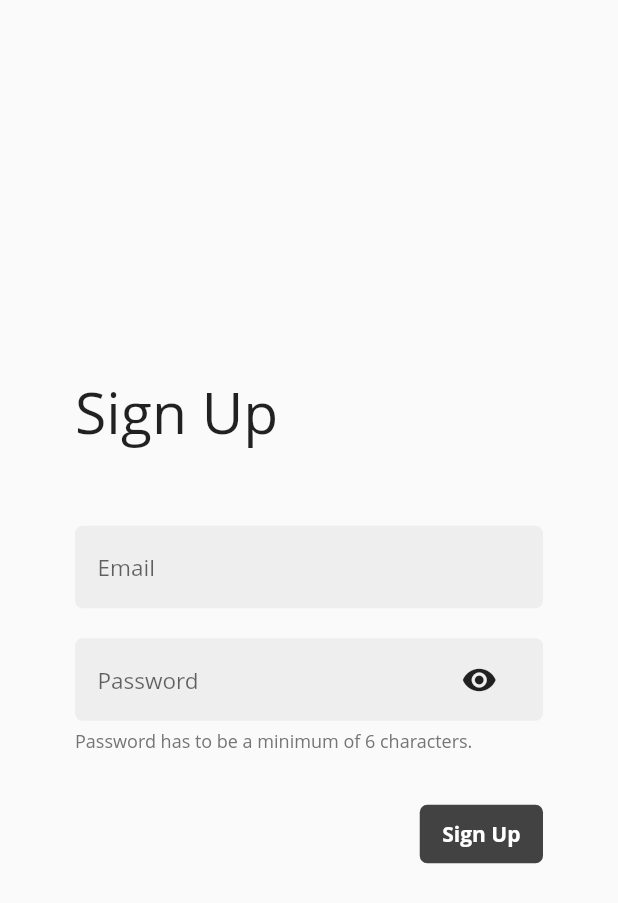
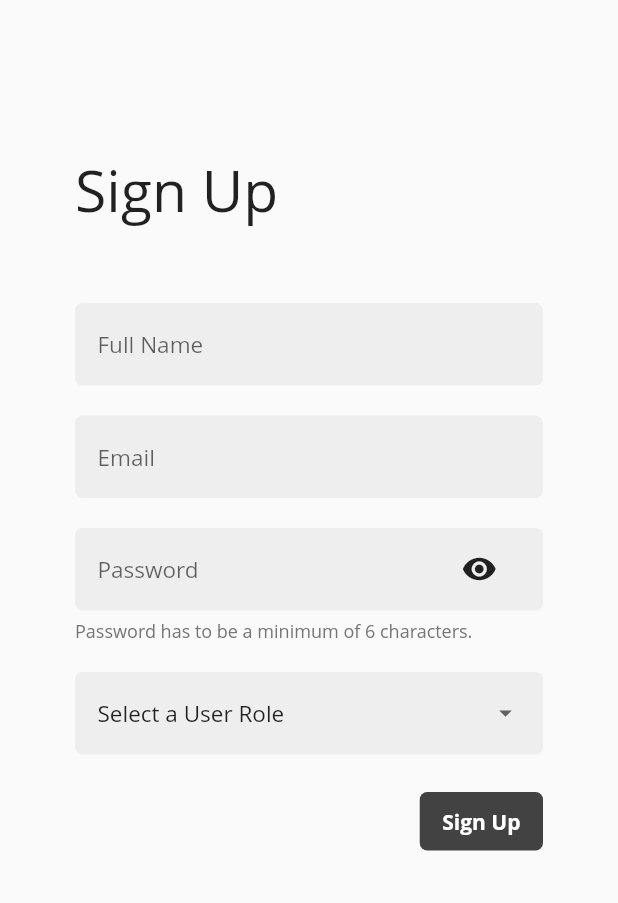
Before and after one commit to Shree-hari/flutter_auth, a Flutter app: the SignUpView screen opened directly, on a phone screen of 412 x 824 dp. Shown: the top 903 px of the screen. Run offline on Flutter 3.47's test engine with Material 2 defaults, Android fonts, the light colour scheme and no system bars; our stand-ins replace cloud_firestore, firebase_auth, get_it, provider_architecture; accounts and stored records are empty; network calls fail; Roboto replaces fonts that are missing (Open Sans).

Commit message:
setting up user profile and startup logic implemented

```diff
--- a/lib/locator.dart
+++ b/lib/locator.dart
@@ -2,6 +2,7 @@ import 'package:get_it/get_it.dart';
 import 'package:flutterapps/services/navigation_service.dart';
 import 'package:flutterapps/services/dialog_service.dart';
 import 'services/authentication_service.dart';
+import 'services/firestore_service.dart';
 
 GetIt locator = GetIt.instance;
 
@@ -9,4 +10,5 @@ void setupLocator() {
   locator.registerLazySingleton(() => NavigationService());
   locator.registerLazySingleton(() => DialogService());
   locator.registerLazySingleton(() => AuthenticationService());
+  locator.registerLazySingleton(() => FirestoreService());
 }
--- a/lib/main.dart
+++ b/lib/main.dart
@@ -3,6 +3,7 @@ import 'package:flutter/material.dart';
 import 'package:flutterapps/services/navigation_service.dart';
 import 'package:flutterapps/services/dialog_service.dart';
 import 'package:flutterapps/ui/views/login_view.dart';
+import 'package:flutterapps/ui/views/startup_view.dart';
 import 'managers/dialog_manager.dart';
 import 'ui/router.dart';
 import 'locator.dart';
@@ -32,7 +33,7 @@ class MyApp extends StatelessWidget {
               fontFamily: 'Open Sans',
             ),
       ),
-      home: LoginView(),
+      home: StartUpView(),
       onGenerateRoute: generateRoute,
     );
   }
--- /dev/null
+++ b/lib/models/user.dart
@@ -0,0 +1,23 @@
+class User {
+  final String id;
+  final String fullName;
+  final String email;
+  final String userRole;
+
+  User({this.id, this.fullName, this.email, this.userRole});
+
+  User.fromData(Map<String, dynamic> data)
+      : id = data['id'],
+        fullName = data['fullName'],
+        email = data['email'],
+        userRole = data['userRole'];
+
+  Map<String, dynamic> toJson() {
+    return {
+      'id': id,
+      'fullName': fullName,
+      'email': email,
+      'userRole': userRole,
+    };
+  }
+}
--- a/lib/services/authentication_service.dart
+++ b/lib/services/authentication_service.dart
@@ -1,18 +1,27 @@
 import 'package:flutter/foundation.dart';
 import 'package:firebase_auth/firebase_auth.dart';
+import 'firestore_service.dart';
+import 'package:flutterapps/locator.dart';
+import 'package:flutterapps/models/user.dart';
 
 
 class AuthenticationService{
 
   final FirebaseAuth _firebaseAuth = FirebaseAuth.instance;
 
+  final FirestoreService _firestoreService = locator<FirestoreService>();
+
+  User _currentUser;
+  User get currentUser => _currentUser;
+
   Future loginWithEmail({@required String email,@required String password})async {
     try {
-      var user = await _firebaseAuth.signInWithEmailAndPassword(
+      var authResult = await _firebaseAuth.signInWithEmailAndPassword(
         email: email,
         password: password,
       );
-      return user != null;
+      await _populateCurrentUser(authResult.user);
+      return authResult != null;
     } catch (e) {
       return e.message;
     }
@@ -21,15 +30,42 @@ class AuthenticationService{
   Future signUpWithEmail({
     @required String email,
     @required String password,
+    @required String fullName,
+    @required String role,
   }) async {
     try {
       var authResult = await _firebaseAuth.createUserWithEmailAndPassword(
         email: email,
         password: password,
       );
+
+      _currentUser = User(
+        id: authResult.user.uid,
+        email: email,
+        fullName: fullName,
+        userRole: role,
+      );
+
+      await  _firestoreService.createUser(_currentUser);
+
       return authResult.user != null;
     } catch (e) {
       return e.message;
     }
   }
+
+
+  Future<bool> isUserLoggedIn() async {
+    var user = await _firebaseAuth.currentUser();
+    await _populateCurrentUser(user);
+    return user != null;
+  }
+
+  Future _populateCurrentUser(FirebaseUser user) async {
+    if (user != null) {
+      _currentUser = await _firestoreService.getUser(user.uid);
+    }
+  }
+
+
 }
--- a/lib/ui/views/login_view.dart
+++ b/lib/ui/views/login_view.dart
@@ -5,6 +5,7 @@ import 'package:flutterapps/ui/widgets/text_link.dart';
 import 'package:flutter/material.dart';
 import 'package:provider_architecture/provider_architecture.dart';
 import 'package:flutterapps/viewmodels/login_view_model.dart';
+import 'package:flutterapps/services/navigation_service.dart';
 
 class LoginView extends StatelessWidget {
   final emailController = TextEditingController();
@@ -57,6 +58,7 @@ class LoginView extends StatelessWidget {
                   'Create an Account if you\'re new.',
                   onPressed: () {
                     // TODO: Handle navigation
+                    model.navigateToSignUp();
                   },
                 )
               ],
@@ -64,4 +66,7 @@ class LoginView extends StatelessWidget {
           )),
     );
   }
+
+
+
 }
--- a/lib/ui/views/signup_view.dart
+++ b/lib/ui/views/signup_view.dart
@@ -4,10 +4,12 @@ import 'package:flutterapps/ui/widgets/input_field.dart';
 import 'package:flutter/material.dart';
 import 'package:provider_architecture/provider_architecture.dart';
 import 'package:flutterapps/viewmodels/signup_view_model.dart';
+import 'package:flutterapps/ui/widgets/expansion_list.dart';
 
 class SignUpView extends StatelessWidget {
   final emailController = TextEditingController();
   final passwordController = TextEditingController();
+  final fullNameController = TextEditingController();
 
   @override
   Widget build(BuildContext context) {
@@ -16,6 +18,10 @@ class SignUpView extends StatelessWidget {
       builder: (context, model, child) => Scaffold(
         body: Padding(
           padding: const EdgeInsets.symmetric(horizontal: 50.0),
+          child: Padding(
+            padding: const EdgeInsets.only(top:100.0),
+            child: SafeArea(
+              child: SingleChildScrollView(
                 child: Column(
                   mainAxisSize: MainAxisSize.max,
                   mainAxisAlignment: MainAxisAlignment.center,
@@ -30,6 +36,11 @@ class SignUpView extends StatelessWidget {
                     verticalSpaceLarge,
                     // TODO: Add additional user data here to save (episode 2)
                     InputField(
+                      placeholder: 'Full Name',
+                      controller: fullNameController,
+                    ),
+                    verticalSpaceSmall,
+                    InputField(
                       placeholder: 'Email',
                       controller: emailController,
                     ),
@@ -40,6 +51,11 @@ class SignUpView extends StatelessWidget {
                       controller: passwordController,
                       additionalNote: 'Password has to be a minimum of 6 characters.',
                     ),
+                    verticalSpaceSmall,
+                    ExpansionList<String>(
+                        items: ['Admin', 'User'],
+                        title: model.selectedRole,
+                        onItemSelected: (item) => model.setSelectedRole(item)),
                     verticalSpaceMedium,
                     Row(
                       mainAxisSize: MainAxisSize.max,
@@ -50,7 +66,7 @@ class SignUpView extends StatelessWidget {
                           busy: model.busy,
                           onPressed: () {
                             // TODO: Perform firebase login here
-                      model.signUp(email:emailController.text,password: passwordController.text);
+                            model.signUp(email:emailController.text,password: passwordController.text,fullName: fullNameController.text);
                           },
                         )
                       ],
@@ -59,6 +75,9 @@ class SignUpView extends StatelessWidget {
                 ),
               ),
             ),
+          ),
+        ),
+      ),
     );
   }
 }
--- /dev/null
+++ b/lib/ui/widgets/expansion_list.dart
@@ -0,0 +1,148 @@
+import 'package:flutter/material.dart';
+import 'package:flutterapps/ui/shared/shared_styles.dart' as sharedStyles;
+
+class ExpansionList<T> extends StatefulWidget {
+  final List<T> items;
+  final String title;
+  final Function(dynamic) onItemSelected;
+  final bool smallVersion;
+  ExpansionList({
+    Key key,
+    this.items,
+    this.title,
+    @required this.onItemSelected,
+    this.smallVersion = false,
+  }) : super(key: key);
+
+  _ExpansionListState createState() => _ExpansionListState();
+}
+
+class _ExpansionListState extends State<ExpansionList> {
+  final double startingHeight = sharedStyles.fieldHeight;
+  double expandedHeight;
+  bool expanded = false;
+  String selectedValue;
+
+  @override
+  void initState() {
+    super.initState();
+    selectedValue = widget.title;
+    _calculateExpandedHeight();
+  }
+
+  @override
+  Widget build(BuildContext context) {
+    return AnimatedContainer(
+      padding: sharedStyles.fieldPadding,
+      duration: const Duration(milliseconds: 180),
+      height: expanded
+          ? expandedHeight
+          : widget.smallVersion
+          ? sharedStyles.smallFieldHeight
+          : startingHeight,
+      decoration: sharedStyles.fieldDecortaion.copyWith(
+        boxShadow: expanded
+            ? [BoxShadow(blurRadius: 10, color: Colors.grey[300])]
+            : null,
+      ),
+      child: ListView(
+        physics: NeverScrollableScrollPhysics(),
+        padding: const EdgeInsets.all(0),
+        children: <Widget>[
+          ExpansionListItem(
+            title: selectedValue,
+            onTap: () {
+              setState(() {
+                expanded = !expanded;
+              });
+            },
+            showArrow: true,
+            smallVersion: widget.smallVersion,
+          ),
+          Container(
+            height: 2,
+            color: Colors.grey[300],
+          ),
+          ..._getDropdownListItems()
+        ],
+      ),
+    );
+  }
+
+  List<Widget> _getDropdownListItems() {
+    return widget.items
+        .map((item) => ExpansionListItem(
+        smallVersion: widget.smallVersion,
+        title: item.toString(),
+        onTap: () {
+          setState(() {
+            expanded = !expanded;
+            selectedValue = item.toString();
+          });
+
+          widget.onItemSelected(item);
+        }))
+        .toList();
+  }
+
+  void _calculateExpandedHeight() {
+    expandedHeight = 2 +
+        (widget.smallVersion
+            ? sharedStyles.smallFieldHeight
+            : sharedStyles.fieldHeight) +
+        (widget.items.length *
+            (widget.smallVersion
+                ? sharedStyles.smallFieldHeight
+                : sharedStyles.fieldHeight));
+  }
+}
+
+class ExpansionListItem extends StatelessWidget {
+  final Function onTap;
+  final String title;
+  final bool showArrow;
+  final bool smallVersion;
+  const ExpansionListItem({
+    Key key,
+    this.onTap,
+    this.title,
+    this.showArrow = false,
+    this.smallVersion = false,
+  }) : super(key: key);
+
+  @override
+  Widget build(BuildContext context) {
+    return GestureDetector(
+      behavior: HitTestBehavior.opaque,
+      onTap: onTap,
+      child: Container(
+        height: smallVersion
+            ? sharedStyles.smallFieldHeight
+            : sharedStyles.fieldHeight,
+        alignment: Alignment.centerLeft,
+        child: Row(
+          mainAxisSize: MainAxisSize.max,
+          mainAxisAlignment: MainAxisAlignment.spaceBetween,
+          children: <Widget>[
+            Expanded(
+              child: Text(
+                title ?? '',
+                style: Theme.of(context)
+                    .textTheme
+                    .subhead
+                    .copyWith(fontSize: smallVersion ? 12 : 15),
+              ),
+            ),
+            showArrow
+                ? Icon(
+              Icons.arrow_drop_down,
+              color: Colors.grey[700],
+              size: 20,
+            )
+                : Container()
+          ],
+        ),
+      ),
+    );
+  }
+}
--- a/lib/viewmodels/login_view_model.dart
+++ b/lib/viewmodels/login_view_model.dart
@@ -41,4 +41,9 @@ class LoginViewModel extends BaseModel {
       );
     }
   }
+
+  void navigateToSignUp(){
+    _navigationService.navigateTo(SignUpViewRoute);
+  }
+
 }
--- a/lib/viewmodels/signup_view_model.dart
+++ b/lib/viewmodels/signup_view_model.dart
@@ -11,15 +11,27 @@ class SignUpViewModel extends BaseModel {
   final DialogService _dialogService = locator<DialogService>();
   final NavigationService _navigationService = locator<NavigationService>();
 
+  String _selectedRole = 'Select a User Role';
+  String get selectedRole => _selectedRole;
+
+  void setSelectedRole (String role){
+    _selectedRole = role;
+    notifyListeners();
+  }
+
   Future signUp({
     @required String email,
     @required String password,
+    @required String fullName,
+
   }) async {
     setBusy(true);
 
     var result = await _authenticationService.signUpWithEmail(
       email: email,
       password: password,
+      fullName: fullName,
+      role:_selectedRole
     );
 
     setBusy(false);
```
Also changed, not shown: lib/services/firestore_service.dart (added, +24 -0 lines), lib/ui/views/startup_view.dart (added, +31 -0 lines), lib/viewmodels/startup_view_model.dart (added, +23 -0 lines), pubspec.yaml (+4 -3 lines), pubspec.lock, 1 other file. Lines whose indentation alone changed are shown as unchanged.
